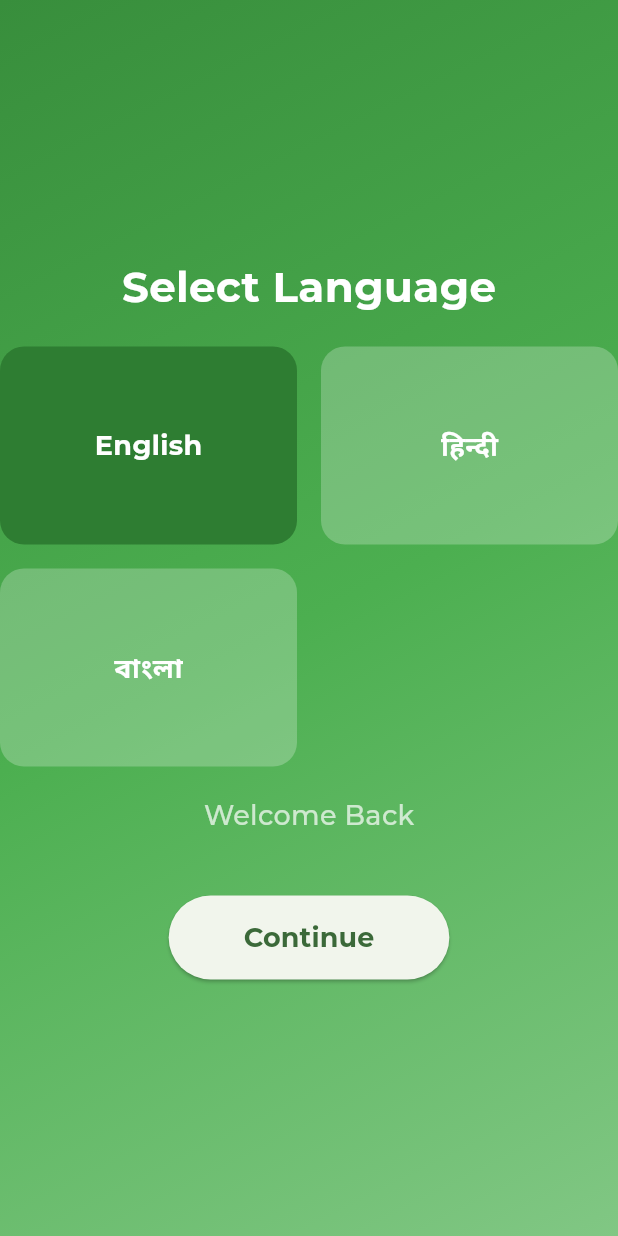
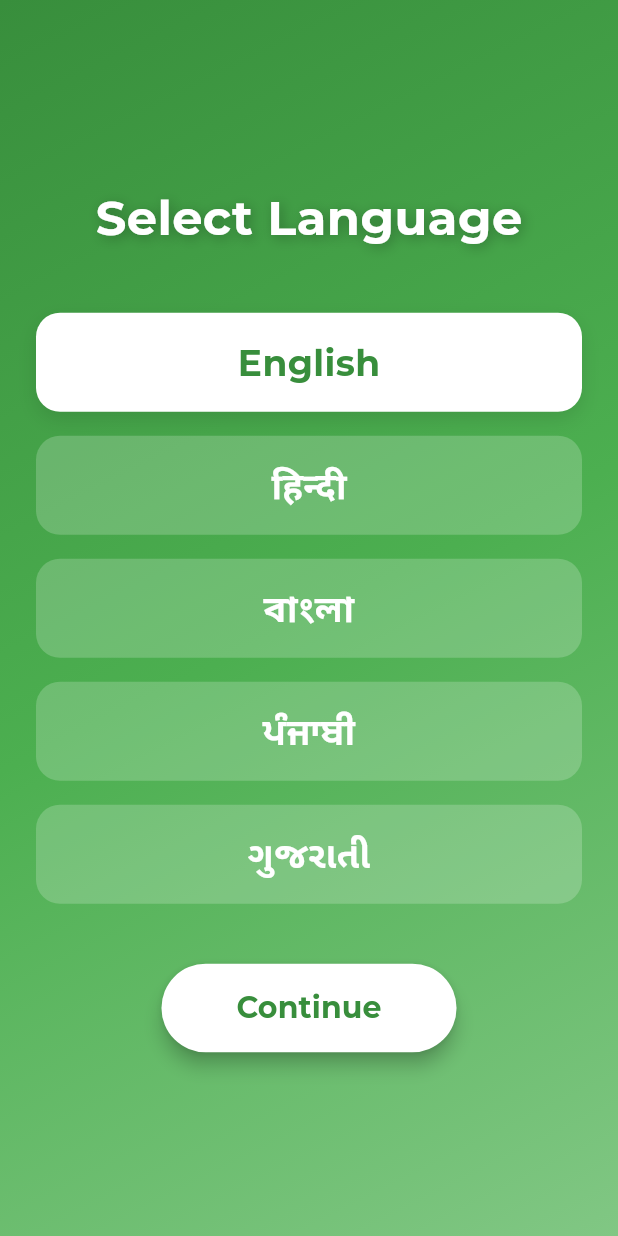
Before and after one commit to bansal-samarth/Adhyayan, a Flutter app: the screen it shows after launch, on a phone screen of 412 x 824 dp. Run offline on Flutter 3.47's test engine with Material 3 defaults, Android fonts, the phone set to English and light mode, and no system bars; our stand-ins replace animated_bottom_navigation_bar, cloud_firestore, firebase_core, google_fonts, permission_handler, share_plus and 2 more; missing offline and left inert: calendar_slider, syncfusion_flutter_pdfviewer, zego_uikit_prebuilt_live_streaming; accounts and stored records are empty; generated files the repository leaves out were written again.

Commit message:
Multilingual Completed

```diff
--- a/lib/l10n/app_bn.arb
+++ b/lib/l10n/app_bn.arb
@@ -7,7 +7,7 @@
 
     "language_page" : "......................................................................",
     "select_lang" : "ভাষা নির্বাচন করুন",
-    "continue" : "চালিয়ে যান",
+    "continuee" : "চালিয়ে যান",
 
     "login_page": ".........................................................................",
     "welcome_back" : "পুনরায় স্বাগতম",
--- a/lib/l10n/app_en.arb
+++ b/lib/l10n/app_en.arb
@@ -8,7 +8,7 @@
 
     "language_page" : "......................................................................",
     "select_lang" : "Select Language",
-    "continue" : "Continue",
+    "continuee" : "Continue",
 
 
 
@@ -34,6 +34,7 @@
     "notice_board": "Notice Board",
     "view_more": "View More",
     "just_now": "Just now",
+    "hours_ago" : "hours ago",
     "yesterday": "Yesterday",
     "days_ago": "days ago",
     "from": "From",
--- a/lib/l10n/app_gu.arb
+++ b/lib/l10n/app_gu.arb
@@ -7,7 +7,7 @@
 
     "language_page" : "......................................................................",
     "select_lang" : "ભાષા પસંદ કરો",
-    "continue" : "ચાલુ રાખો",
+    "continuee" : "ચાલુ રાખો",
 
     "login_page": ".........................................................................",
     "welcome_back" : "ફરીથી આપનું સ્વાગત છે",
--- a/lib/l10n/app_hi.arb
+++ b/lib/l10n/app_hi.arb
@@ -7,7 +7,7 @@
 
     "language_page" : "......................................................................",
     "select_lang" : "भाषा चुनें",
-    "continue" : "जारी रखें",
+    "continuee" : "जारी रखें",
 
     "login_page": ".........................................................................",
     "welcome_back" : "फिर से स्वागत है",
--- a/lib/l10n/app_pa.arb
+++ b/lib/l10n/app_pa.arb
@@ -7,7 +7,7 @@
 
     "language_page" : "......................................................................",
     "select_lang" : "ਭਾਸ਼ਾ ਚੁਣੋ",
-    "continue" : "ਜਾਰੀ ਰੱਖੋ",
+    "continuee" : "ਜਾਰੀ ਰੱਖੋ",
 
     "login_page": ".........................................................................",
     "welcome_back" : "ਮੁੜ ਸੁਆਗਤ ਹੈ",
--- a/lib/main.dart
+++ b/lib/main.dart
@@ -1,5 +1,4 @@
 import 'package:adhyayan/pages/home.dart';
-import 'package:adhyayan/pages/login.dart';
 import 'package:adhyayan/pages/select_lang.dart';
 import 'package:firebase_core/firebase_core.dart';
 import 'package:flutter/material.dart';
@@ -63,8 +62,10 @@ class _MyAppState extends State<MyApp> {
       ],
       supportedLocales: const [
         Locale('en'),
+        Locale('hi'),
         Locale('bn'),
-        Locale('hi'),
+        Locale('pa'),
+        Locale('gu'),
       ],
       home: AuthenticationWrapper(changeLanguage: _changeLanguage),
     );
--- a/lib/pages/chapters.dart
+++ b/lib/pages/chapters.dart
@@ -1,4 +1,5 @@
 import 'package:adhyayan/pages/pdfview.dart';
+import 'package:flutter_gen/gen_l10n/app_localizations.dart';
 import 'package:flutter/material.dart';
 
 class ChaptersPage extends StatelessWidget {
@@ -88,7 +89,7 @@ class ChaptersPage extends StatelessWidget {
                             ),
                             const SizedBox(height: 4),
                             Text(
-                              'Tap to read',
+                              AppLocalizations.of(context)!.tap_to_read,
                               style: TextStyle(
                                 fontSize: 14,
                                 color: Colors.grey[600],
--- a/lib/pages/select_lang.dart
+++ b/lib/pages/select_lang.dart
@@ -1,5 +1,6 @@
 import 'package:adhyayan/pages/login.dart';
 import 'package:flutter/material.dart';
+import 'package:flutter_gen/gen_l10n/app_localizations.dart';
 import 'package:shared_preferences/shared_preferences.dart';
 
 class SelectLanguagePage extends StatefulWidget {
@@ -13,23 +14,23 @@ class SelectLanguagePage extends StatefulWidget {
 
 class _SelectLanguagePageState extends State<SelectLanguagePage> {
   final List<Map<String, String>> _languages = [
-    {'code': 'en', 'label': 'English', 'preview': 'Welcome Back'},
-    {'code': 'hi', 'label': 'हिन्दी', 'preview': 'वापसी पर स्वागत है'},
-    {'code': 'bn', 'label': 'বাংলা', 'preview': 'স্বাগতম'}
+    {'code': 'en', 'label': 'English'},
+    {'code': 'hi', 'label': 'हिन्दी'},
+    {'code': 'bn', 'label': 'বাংলা'},
+    {'code': 'pa', 'label': 'ਪੰਜਾਬੀ'},
+    {'code': 'gu', 'label': 'ગુજરાતી'}
   ];
 
   String _selectedLanguage = 'en';
-  String _previewText = 'Welcome Back';
 
   Future<void> _saveLanguagePreference(String languageCode) async {
     SharedPreferences prefs = await SharedPreferences.getInstance();
     await prefs.setString('languageCode', languageCode);
   }
 
-  void _selectLanguage(String code, String preview) {
+  void _selectLanguage(String code) {
     setState(() {
       _selectedLanguage = code;
-      _previewText = preview;
     });
   }
 
@@ -49,47 +50,63 @@ class _SelectLanguagePageState extends State<SelectLanguagePage> {
           ),
         ),
         child: SafeArea(
+          child: Padding(
+            padding: const EdgeInsets.all(24.0),
             child: Column(
               mainAxisAlignment: MainAxisAlignment.center,
               children: [
-              const Text(
-                'Select Language',
-                style: TextStyle(
-                  fontSize: 28,
+                Text(
+                  AppLocalizations.of(context)!.select_lang,
+                  style: const TextStyle(
+                    fontSize: 32,
                     fontWeight: FontWeight.bold,
                     color: Colors.white,
+                    shadows: [
+                      Shadow(
+                        blurRadius: 10.0,
+                        color: Colors.black26,
+                        offset: Offset(2.0, 2.0),
+                      ),
+                    ],
                   ),
                 ),
-              const SizedBox(height: 20.0),
-              GridView.builder(
+                const SizedBox(height: 40.0),
+                ListView.separated(
                   shrinkWrap: true,
-                gridDelegate: const SliverGridDelegateWithFixedCrossAxisCount(
-                  crossAxisCount: 2,
-                  crossAxisSpacing: 16.0,
-                  mainAxisSpacing: 16.0,
-                  childAspectRatio: 3 / 2,
-                ),
                   itemCount: _languages.length,
+                  separatorBuilder: (context, index) =>
+                      const SizedBox(height: 16),
                   itemBuilder: (context, index) {
                     final language = _languages[index];
                     return GestureDetector(
-                    onTap: () => _selectLanguage(
-                        language['code']!, language['preview']!),
-                    child: Container(
-                      padding: const EdgeInsets.all(16.0),
+                      onTap: () => _selectLanguage(language['code']!),
+                      child: AnimatedContainer(
+                        duration: const Duration(milliseconds: 300),
+                        padding: const EdgeInsets.symmetric(vertical: 16.0),
                         decoration: BoxDecoration(
                           color: _selectedLanguage == language['code']
-                            ? Colors.green[800]
-                            : Colors.white24,
+                              ? Colors.white
+                              : Colors.white.withOpacity(0.2),
                           borderRadius: BorderRadius.circular(16.0),
+                          boxShadow: _selectedLanguage == language['code']
+                              ? [
+                                  BoxShadow(
+                                    color: Colors.black.withOpacity(0.1),
+                                    blurRadius: 10,
+                                    offset: const Offset(0, 5),
+                                  )
+                                ]
+                              : [],
                         ),
                         child: Center(
                           child: Text(
                             language['label']!,
-                          style: const TextStyle(
-                            fontSize: 18.0,
+                            style: TextStyle(
+                              fontSize: 24.0,
                               fontWeight: FontWeight.bold,
-                            color: Colors.white,
+                              color: _selectedLanguage == language['code']
+                                  ? Colors.green[700]
+                                  : Colors.white,
                             ),
                           ),
                         ),
@@ -97,21 +114,12 @@ class _SelectLanguagePageState extends State<SelectLanguagePage> {
                     );
                   },
                 ),
-              const SizedBox(height: 20.0),
-              Text(
-                _previewText,
-                style: const TextStyle(
-                  fontSize: 18,
-                  fontWeight: FontWeight.w500,
-                  color: Colors.white70,
-                ),
-              ),
                 const SizedBox(height: 40.0),
                 ElevatedButton(
                   onPressed: () async {
                     await _saveLanguagePreference(_selectedLanguage);
                     widget.onLanguageSelected(_selectedLanguage);
-                  Navigator.pushReplacement(
+                    Navigator.push(
                       context,
                       MaterialPageRoute(
                         builder: (context) => const LoginPage(),
@@ -119,16 +127,19 @@ class _SelectLanguagePageState extends State<SelectLanguagePage> {
                     );
                   },
                   style: ElevatedButton.styleFrom(
+                    backgroundColor: Colors.white,
+                    foregroundColor: Colors.green[700],
                     padding: const EdgeInsets.symmetric(
                         horizontal: 50.0, vertical: 15.0),
                     shape: RoundedRectangleBorder(
                       borderRadius: BorderRadius.circular(30.0),
                     ),
+                    elevation: 5,
                   ),
-                child: const Text(
-                  'Continue',
-                  style: TextStyle(
-                    fontSize: 18.0,
+                  child: Text(
+                    AppLocalizations.of(context)!.continuee,
+                    style: const TextStyle(
+                      fontSize: 20.0,
                       fontWeight: FontWeight.bold,
                     ),
                   ),
@@ -137,6 +148,7 @@ class _SelectLanguagePageState extends State<SelectLanguagePage> {
             ),
           ),
         ),
+      ),
     );
   }
 }
```
Also changed, not shown: lib/pages/library.dart (+56 -32 lines), lib/pages/login.dart (+29 -26 lines), lib/pages/notice.dart (+12 -10 lines), lib/pages/profile.dart (+81 -20 lines), lib/pages/schedule.dart (+10 -8 lines). Lines whose indentation alone changed are shown as unchanged.
